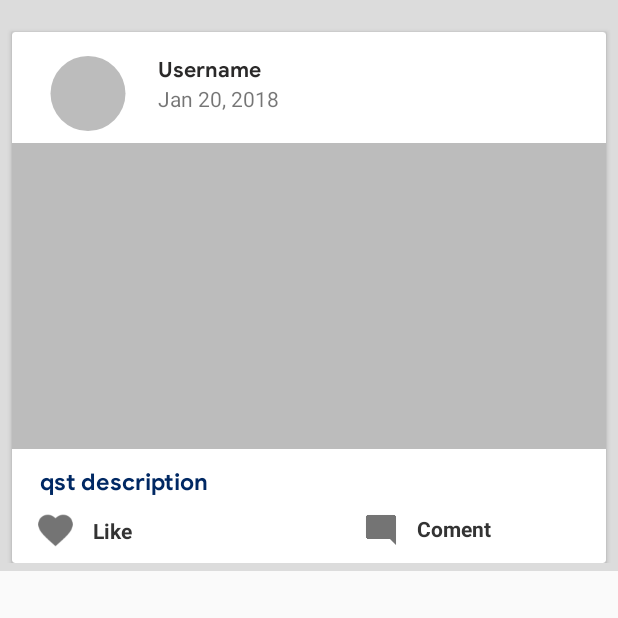
After one commit to Berserker7x/Street-Workout-App-SW4life-, an Android app: the fragment qst_hub shown on its own in the app's theme, on a phone screen of 412 x 824 dp, the top half of it. The commit adds this screen. Run offline under Robolectric (Android 15) with nearby library versions, the phone set to English and light mode, and no system bars; our stand-ins replace CircleImageView.

Commit message:
fragment ask qst hub

```diff
--- a/app/build.gradle
+++ b/app/build.gradle
@@ -72,7 +72,7 @@ dependencies {
     implementation platform('com.google.firebase:firebase-bom:29.2.1')
     implementation 'com.google.firebase:firebase-analytics'
     implementation 'com.google.android.gms:play-services-auth:20.1.0'
-    implementation 'com.android.support:cardview-v7:28.0.0'
+
     compile 'com.google.android.gms:play-services-auth:12.0.1'
     implementation 'de.hdodenhof:circleimageview:3.1.0'
 
--- /dev/null
+++ b/app/src/main/java/com/example/firstapp/qst_hub.java
@@ -0,0 +1,30 @@
+package com.example.firstapp;
+
+import android.os.Bundle;
+
+import androidx.fragment.app.Fragment;
+
+import android.view.LayoutInflater;
+import android.view.View;
+import android.view.ViewGroup;
+
+
+public class qst_hub extends Fragment {
+    View view2;
+
+
+
+    public qst_hub() {
+
+    }
+
+
+    @Override
+    public View onCreateView(LayoutInflater inflater, ViewGroup container,
+                             Bundle savedInstanceState) {
+        // Inflate the layout for this fragment
+        view2= inflater.inflate(R.layout.fragment_qst_hub, container, false);
+
+    return view2;
+    }
+}
--- a/app/src/main/res/layout/question_hub.xml
+++ b/app/src/main/res/layout/activity_ask_question.xml
@@ -5,6 +5,7 @@
     android:layout_width="match_parent"
     android:layout_height="match_parent"
     android:padding="16dp">
+
 
     <Button
         android:id="@+id/hubfrag"
--- /dev/null
+++ b/app/src/main/res/layout/fragment_qst_hub.xml
@@ -0,0 +1,145 @@
+<?xml version="1.0" encoding="utf-8"?>
+<android.support.constraint.ConstraintLayout xmlns:android="http://schemas.android.com/apk/res/android"
+    xmlns:app="http://schemas.android.com/apk/res-auto"
+    xmlns:tools="http://schemas.android.com/tools"
+    android:id="@+id/mar"
+    android:layout_width="match_parent"
+    android:layout_height="wrap_content"
+    android:background="#dcdcdc"
+    android:paddingBottom="5dp"
+    android:paddingTop="5dp">
+
+    <android.support.v7.widget.CardView
+        android:layout_width="0dp"
+        android:layout_height="wrap_content"
+        android:layout_marginEnd="8dp"
+        android:layout_marginStart="8dp"
+        android:layout_marginTop="16dp"
+        app:layout_constraintEnd_toEndOf="parent"
+        app:layout_constraintHorizontal_bias="0.0"
+        app:layout_constraintStart_toStartOf="parent"
+        app:layout_constraintTop_toTopOf="parent">
+
+        <android.support.constraint.ConstraintLayout
+            android:layout_width="match_parent"
+            android:layout_height="wrap_content">
+
+            <ImageView
+                android:id="@+id/blog_like"
+                android:layout_width="26dp"
+                android:layout_height="26dp"
+                android:layout_marginStart="16dp"
+                android:layout_marginTop="8dp"
+                android:layout_marginBottom="8dp"
+                app:layout_constraintBottom_toBottomOf="parent"
+                app:layout_constraintStart_toStartOf="parent"
+                app:layout_constraintTop_toBottomOf="@+id/blogDescription"
+                app:srcCompat="@mipmap/image_like_gray" />
+
+            <ImageView
+                android:id="@+id/blog_comment"
+                android:layout_width="28dp"
+                android:layout_height="28dp"
+                android:layout_marginStart="232dp"
+                android:layout_marginTop="8dp"
+                android:layout_marginBottom="8dp"
+                app:layout_constraintBottom_toBottomOf="parent"
+                app:layout_constraintStart_toStartOf="parent"
+                app:layout_constraintTop_toBottomOf="@+id/blogDescription"
+                app:layout_constraintVertical_bias="1.0"
+                app:srcCompat="@drawable/action_comment_icon_web" />
+
+            <de.hdodenhof.circleimageview.CircleImageView
+                android:id="@+id/commentProfilePic"
+                android:layout_width="69dp"
+                android:layout_height="50dp"
+                android:layout_marginStart="16dp"
+                android:layout_marginTop="16dp"
+                android:src="@drawable/profile_placeholder"
+                app:layout_constraintStart_toStartOf="parent"
+                app:layout_constraintTop_toTopOf="parent" />
+
+            <TextView
+                android:id="@+id/commentUsername"
+                android:layout_width="wrap_content"
+                android:layout_height="wrap_content"
+                android:layout_marginStart="12dp"
+                android:layout_marginTop="16dp"
+                android:fontFamily="@font/googlesans_bold"
+                android:text="Username"
+                android:textColor="#2a2929"
+                android:textStyle="bold"
+                app:layout_constraintStart_toEndOf="@+id/commentProfilePic"
+                app:layout_constraintTop_toTopOf="parent" />
+
+            <TextView
+                android:id="@+id/blogDate"
+                android:layout_width="wrap_content"
+                android:layout_height="wrap_content"
+                android:layout_marginStart="12dp"
+                android:text="Jan 20, 2018"
+                app:layout_constraintStart_toEndOf="@+id/commentProfilePic"
+                app:layout_constraintTop_toBottomOf="@+id/commentUsername" />
+
+            <ImageView
+                android:id="@+id/blogImage"
+                android:layout_width="0dp"
+                android:layout_height="204dp"
+                android:layout_marginTop="8dp"
+                android:scaleType="center"
+                app:layout_constraintEnd_toEndOf="parent"
+                app:layout_constraintHorizontal_bias="0.0"
+                app:layout_constraintStart_toStartOf="parent"
+                app:layout_constraintTop_toBottomOf="@+id/commentProfilePic"
+                app:srcCompat="@drawable/image_placeholder" />
+
+            <TextView
+                android:id="@+id/blogDescription"
+                android:layout_width="359dp"
+                android:layout_height="wrap_content"
+                android:layout_marginStart="18dp"
+                android:layout_marginTop="12dp"
+                android:layout_marginEnd="18dp"
+                android:fontFamily="@font/googlesans_bold"
+                android:text="qst description"
+                android:textColor="#002863"
+                android:textSize="15sp"
+                app:layout_constraintEnd_toEndOf="parent"
+                app:layout_constraintHorizontal_bias="1.0"
+                app:layout_constraintStart_toStartOf="parent"
+                app:layout_constraintTop_toBottomOf="@+id/blogImage" />
+
+            <TextView
+                android:id="@+id/blog_like_count"
+                android:layout_width="wrap_content"
+                android:layout_height="wrap_content"
+                android:layout_marginStart="12dp"
+                android:layout_marginTop="8dp"
+                android:layout_marginBottom="12dp"
+                android:text="Like"
+                android:textColor="#333333"
+                android:textStyle="bold"
+                app:layout_constraintBottom_toBottomOf="parent"
+                app:layout_constraintStart_toEndOf="@+id/blog_like"
+                app:layout_constraintTop_toBottomOf="@+id/blogDescription"
+                app:layout_constraintVertical_bias="1.0" />
+
+            <TextView
+                android:id="@+id/blog_comment_count"
+                android:layout_width="121dp"
+                android:layout_height="19dp"
+                android:layout_marginStart="228dp"
+                android:layout_marginTop="8dp"
+                android:layout_marginBottom="12dp"
+                android:text="Coment"
+                android:textColor="#333333"
+                android:textStyle="bold"
+                app:layout_constraintBottom_toBottomOf="parent"
+                app:layout_constraintStart_toEndOf="@+id/blog_like"
+                app:layout_constraintTop_toBottomOf="@+id/blogDescription"
+                app:layout_constraintVertical_bias="0.692" />
+
+        </android.support.constraint.ConstraintLayout>
+    </android.support.v7.widget.CardView>
+
+</android.support.constraint.ConstraintLayout>
--- a/app/src/main/res/layout/toolbar.xml
+++ b/app/src/main/res/layout/toolbar.xml
@@ -7,5 +7,5 @@
     android:fitsSystemWindows="true"
     android:minHeight="?attr/actionBarSize"
     app:theme="@style/ThemeOverlay.AppCompat.Dark.ActionBar"
-    android:background="?attr/colorPrimaryDark">
+    android:background= "@color/colorPrimary">
 </androidx.appcompat.widget.Toolbar>
--- a/app/src/main/res/values-night/themes.xml
+++ b/app/src/main/res/values-night/themes.xml
@@ -1,6 +1,6 @@
 <resources xmlns:tools="http://schemas.android.com/tools">
     <!-- Base application theme. -->
-    <style name="Theme.FirstApp" parent="Theme.AppCompat.DayNight.DarkActionBar">
+    <style name="Theme.FirstApp" parent="Theme.AppCompat.DayNight.NoActionBar">
         <!-- Primary brand color. -->
         <item name="colorPrimary">@color/purple_200</item>
         <item name="colorPrimaryVariant">@color/purple_700</item>
```
Also changed, not shown: app/src/main/AndroidManifest.xml (+3 -4 lines), app/src/main/java/com/example/firstapp/ask_fragment.java (added, +28 -0 lines), app/src/main/java/com/example/firstapp/ask_question.java (added, +49 -0 lines), app/src/main/res/layout/fragment_ask_fragment.xml (added, +84 -0 lines).
